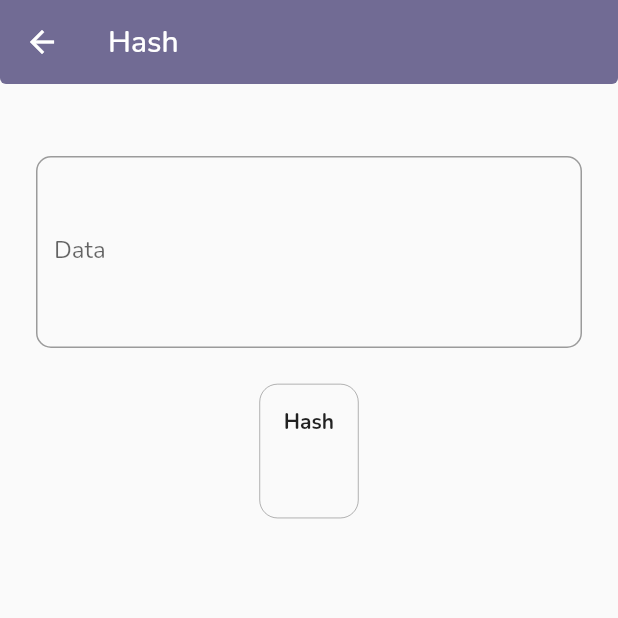
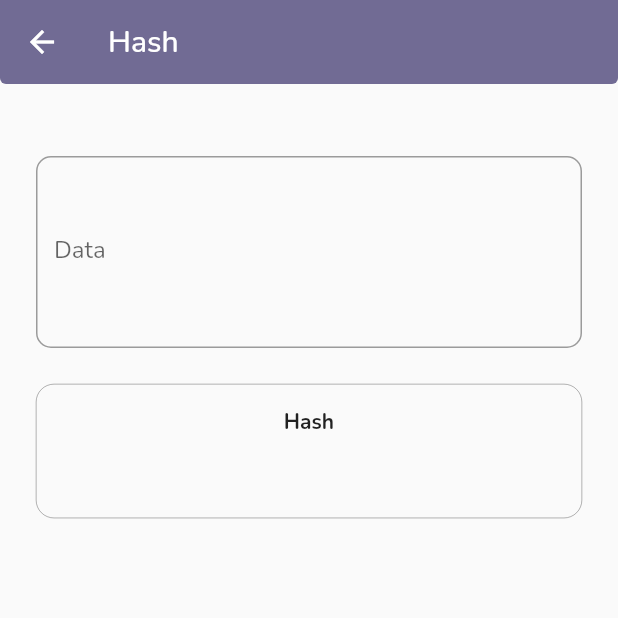
Before and after one commit to rashidwassan/blockchain-demo-app-flutter, a Flutter app: the HashPage screen opened by its route, on a phone screen of 412 x 824 dp, the top half of it. Run offline on Flutter 3.47's test engine with Material 2 defaults, Android fonts, the phone set to English and light mode, and no system bars; our stand-ins replace google_fonts, lottie.

Commit message:
hashpage redesign

```diff
--- a/lib/pages/demos/hash_page.dart
+++ b/lib/pages/demos/hash_page.dart
@@ -45,10 +45,15 @@ class _HashPageState extends State<HashPage> {
                     border: Border.all(width: 0.2, color: Colors.black)),
                 child: Column(
                   children: [
-                    const Text(
-                      'Hash',
-                      textAlign: TextAlign.center,
-                      style: TextStyle(fontWeight: FontWeight.bold),
+                    Row(
+                      mainAxisAlignment: MainAxisAlignment.center,
+                      children: const [
+                        Text(
+                          'Hash',
+                          textAlign: TextAlign.center,
+                          style: TextStyle(fontWeight: FontWeight.bold),
+                        ),
+                      ],
                     ),
                     SelectableText(
                       '\n$hash',
```
